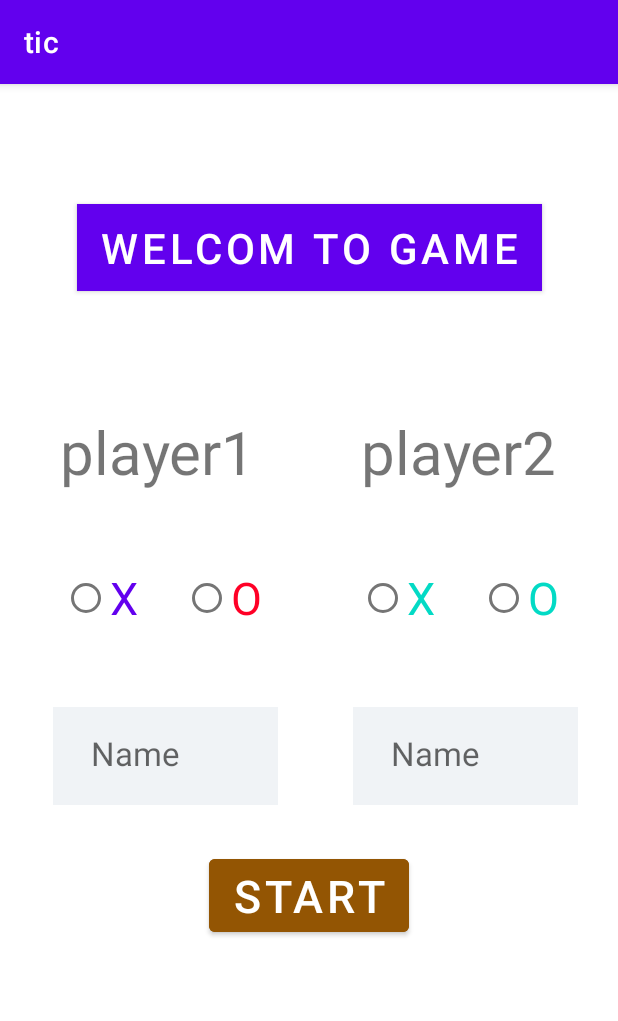
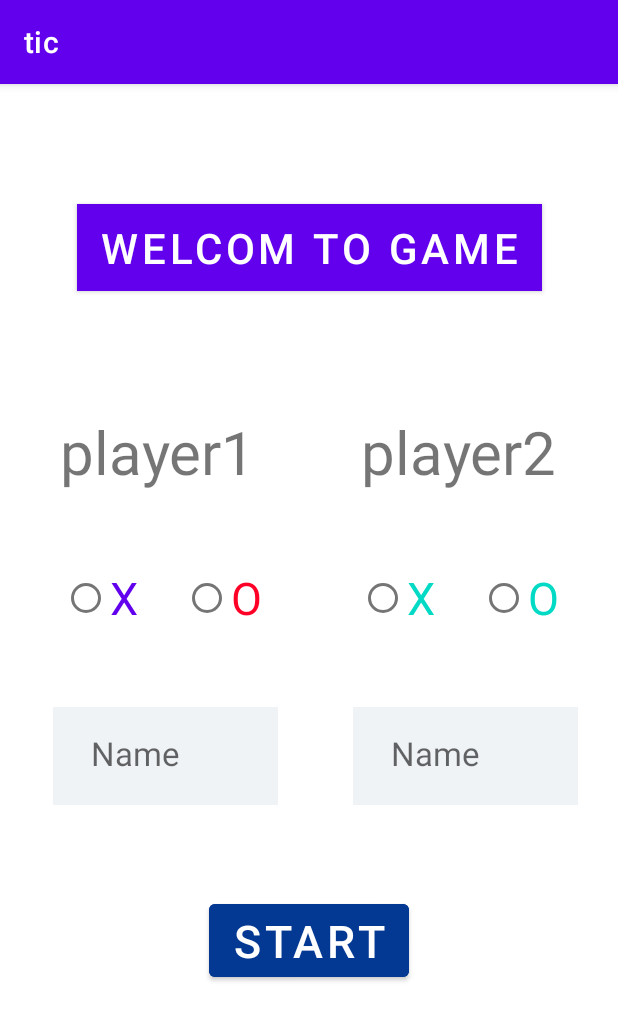
Before and after one commit to ALY-Mohammed/Tik, an Android app: the screen it shows after launch (MainActivity2), on a phone screen of 412 x 824 dp. Shown: the top 1021 px of the screen. Run offline under Robolectric (Android 15) with nearby library versions, the phone set to English and light mode, and no system bars.

Commit message:
update start button color And size in file 1.

```diff
--- a/app/src/main/res/layout/activity_main2.xml
+++ b/app/src/main/res/layout/activity_main2.xml
@@ -201,13 +201,13 @@
         android:id="@+id/start_btn"
         android:layout_width="wrap_content"
         android:layout_height="wrap_content"
-        android:backgroundTint="#935503"
+        android:backgroundTint="#033893"
         android:text="Start"
         android:textSize="30sp"
         app:layout_constraintEnd_toEndOf="parent"
         app:layout_constraintStart_toStartOf="parent"
         app:layout_constraintTop_toBottomOf="@id/layoutTwo2"
-        android:layout_marginTop="30dp"
+        android:layout_marginTop="60dp"
          />
 
 
```
